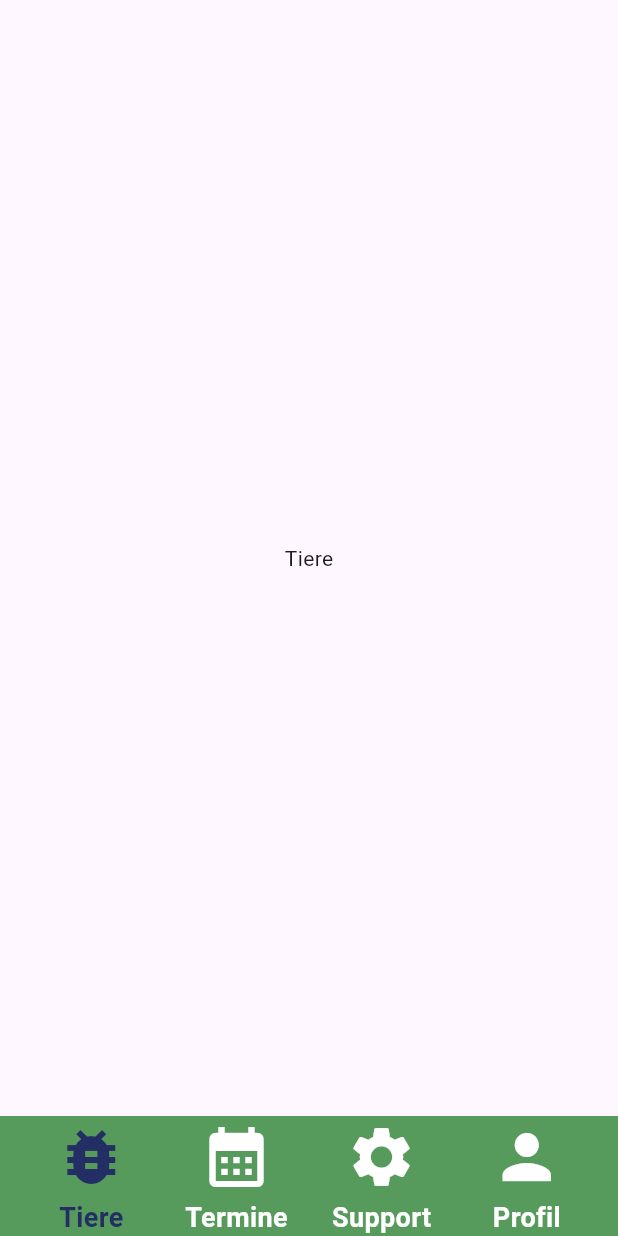
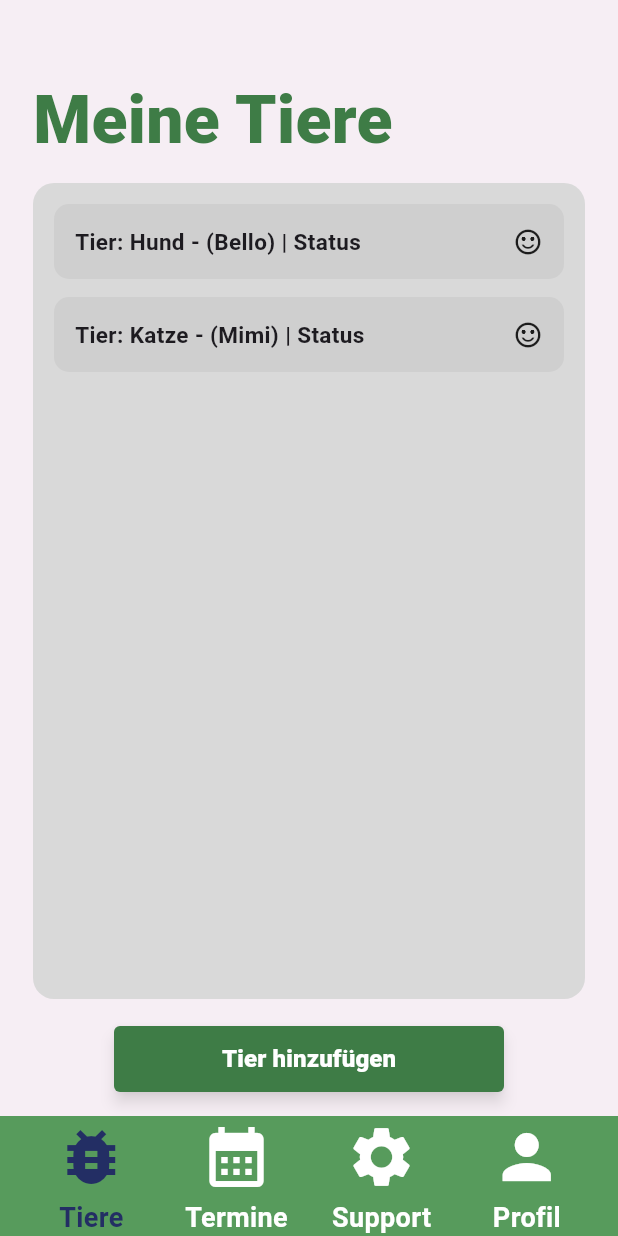
Before and after one commit to timhechenberger/spring-petclinic-ai-main, a Flutter app: the screen it shows after launch, on a phone screen of 412 x 824 dp. Run offline on Flutter 3.47's test engine with Material 3 defaults, Android fonts, the phone set to English and light mode, and no system bars.

Commit message:
Added Animal page

```diff
--- a/frontend_mobile/lib/pages/animals/animals_page.dart
+++ b/frontend_mobile/lib/pages/animals/animals_page.dart
@@ -1,13 +1,150 @@
 import 'package:flutter/material.dart';
 
-class AnimalsPage extends StatelessWidget {
+import 'add_animal_page.dart';
+import 'animal_timeline_page.dart';
+import '../../widgets/animal_list_item.dart';
+
+class AnimalsPage extends StatefulWidget {
   const AnimalsPage({super.key});
 
   @override
+  State<AnimalsPage> createState() => _AnimalsPageState();
+}
+
+class _AnimalsPageState extends State<AnimalsPage> {
+  // MOCK-DATEN
+  List<Map<String, dynamic>> animals = [
+    {
+      "id": 1,
+      "name": "Bello",
+      "type": "Hund",
+      "status": "OK",
+      "birthdate": "2020-03-18",
+      "timeline": [
+        {"date": "18.03.2020 14:30", "title": "Kastration"},
+        {"date": "10.06.2021 09:00", "title": "Impfung"},
+      ],
+    },
+    {
+      "id": 2,
+      "name": "Mimi",
+      "type": "Katze",
+      "status": "Check",
+      "birthdate": "2019-11-02",
+      "timeline": [
+        {"date": "12.01.2020 10:15", "title": "Impfung"},
+      ],
+    },
+  ];
+
+  static const green = Color(0xFF3E7C46);
+  static const greyBox = Color(0xFFD9D9D9);
+  static const bg = Color(0xFFF6EEF4);
+
+  // Typo wie Figma (größer, fetter)
+  static const titleStyle = TextStyle(
+    fontSize: 44,
+    fontWeight: FontWeight.w800,
+    color: green,
+    height: 1.1,
+  );
+
+  Future<void> _openAddAnimal() async {
+    final newAnimal = await showModalBottomSheet<Map<String, dynamic>>(
+      context: context,
+      isScrollControlled: true,
+      useSafeArea: true,
+      backgroundColor: bg,
+      builder: (_) => const AddAnimalPage(),
+    );
+
+    if (newAnimal != null) {
+      setState(() {
+        animals.add(newAnimal);
+      });
+    }
+  }
+
+  Future<void> _openTimeline(Map<String, dynamic> animal) async {
+    await showModalBottomSheet<void>(
+      context: context,
+      isScrollControlled: true,
+      useSafeArea: true,
+      backgroundColor: bg,
+      builder: (_) => AnimalTimelinePage(animal: animal),
+    );
+  }
+
+  @override
   Widget build(BuildContext context) {
+    return Container(
+      color: bg,
+      child: Padding(
+        padding: const EdgeInsets.symmetric(horizontal: 22),
+        child: Column(
+          crossAxisAlignment: CrossAxisAlignment.start,
+          children: [
+            const SizedBox(height: 56),
+            const Text("Meine Tiere", style: titleStyle),
+            const SizedBox(height: 18),
 
-    return const Center(
-      child: Text('Tiere'),
+            // Grauer Scroll-Container
+            Expanded(
+              child: Container(
+                padding: const EdgeInsets.all(14),
+                decoration: BoxDecoration(
+                  color: greyBox,
+                  borderRadius: BorderRadius.circular(14),
+                ),
+                child: animals.isEmpty
+                    ? const Center(
+                  child: Text(
+                    "Keine Tiere vorhanden",
+                    style: TextStyle(fontSize: 16, fontWeight: FontWeight.w600),
+                  ),
+                )
+                    : ListView.separated(
+                  itemCount: animals.length,
+                  separatorBuilder: (_, __) => const SizedBox(height: 12),
+                  itemBuilder: (context, index) {
+                    return AnimalListItem(
+                      animal: animals[index],
+                      onTap: () => _openTimeline(animals[index]),
+                    );
+                  },
+                ),
+              ),
+            ),
+
+            const SizedBox(height: 18),
+
+            Center(
+              child: SizedBox(
+                width: 260,
+                height: 44,
+                child: ElevatedButton(
+                  onPressed: _openAddAnimal,
+                  style: ElevatedButton.styleFrom(
+                    backgroundColor: green,
+                    foregroundColor: Colors.white,
+                    elevation: 4,
+                    shadowColor: Colors.black54,
+                    shape: RoundedRectangleBorder(
+                      borderRadius: BorderRadius.circular(4),
+                    ),
+                  ),
+                  child: const Text(
+                    "Tier hinzufügen",
+                    style: TextStyle(fontWeight: FontWeight.w800, fontSize: 16),
+                  ),
+                ),
+              ),
+            ),
+
+            const SizedBox(height: 16),
+          ],
+        ),
+      ),
     );
   }
 }
--- /dev/null
+++ b/frontend_mobile/lib/widgets/animal_list_item.dart
@@ -0,0 +1,44 @@
+import 'package:flutter/material.dart';
+
+class AnimalListItem extends StatelessWidget {
+  final Map<String, dynamic> animal;
+  final VoidCallback onTap;
+
+  const AnimalListItem({
+    super.key,
+    required this.animal,
+    required this.onTap,
+  });
+
+  @override
+  Widget build(BuildContext context) {
+    return InkWell(
+      onTap: onTap,
+      borderRadius: BorderRadius.circular(10),
+      child: Container(
+        height: 50,
+        padding: const EdgeInsets.symmetric(horizontal: 14),
+        decoration: BoxDecoration(
+          color: const Color(0xFFCFCFCF),
+          borderRadius: BorderRadius.circular(10),
+        ),
+        child: Row(
+          children: [
+            Expanded(
+              child: Text(
+                "Tier: ${animal["type"]} - (${animal["name"]}) | Status",
+                overflow: TextOverflow.ellipsis,
+                style: const TextStyle(
+                  fontSize: 15,
+                  fontWeight: FontWeight.w600,
+                ),
+              ),
+            ),
+            const SizedBox(width: 10),
+            const Icon(Icons.sentiment_satisfied_alt, size: 20),
+          ],
+        ),
+      ),
+    );
+  }
+}
```
Also changed, not shown: frontend_mobile/lib/pages/animals/add_animal_page.dart (added, +209 -0 lines), frontend_mobile/lib/pages/animals/animal_timeline_page.dart (added, +115 -0 lines).
